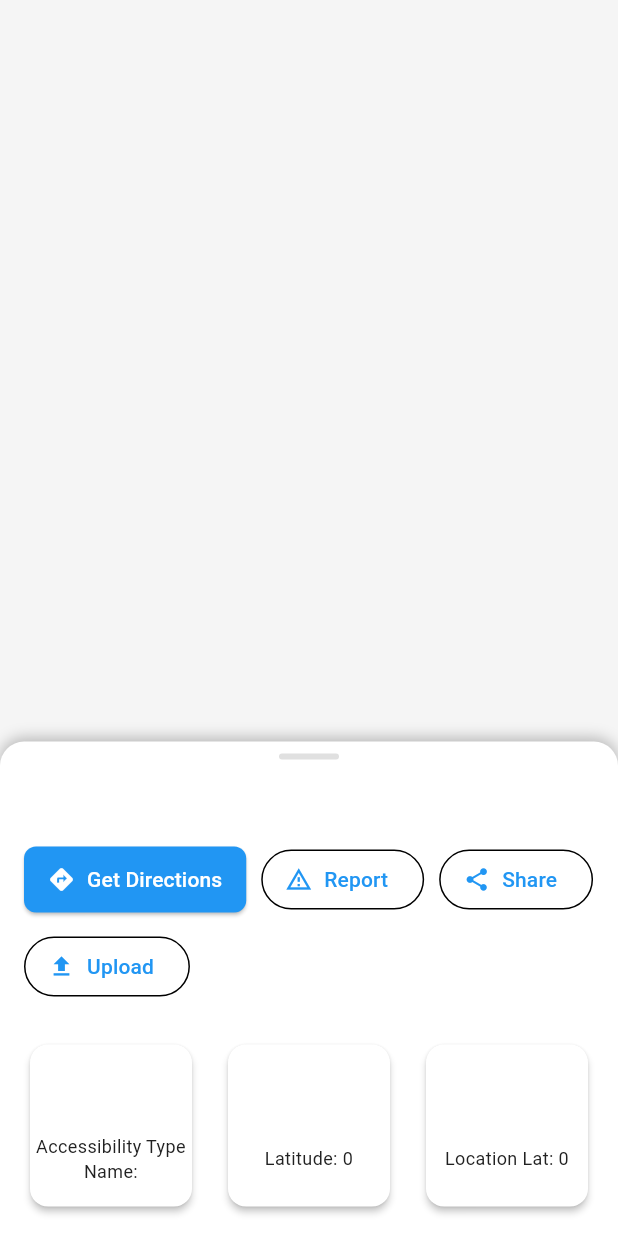
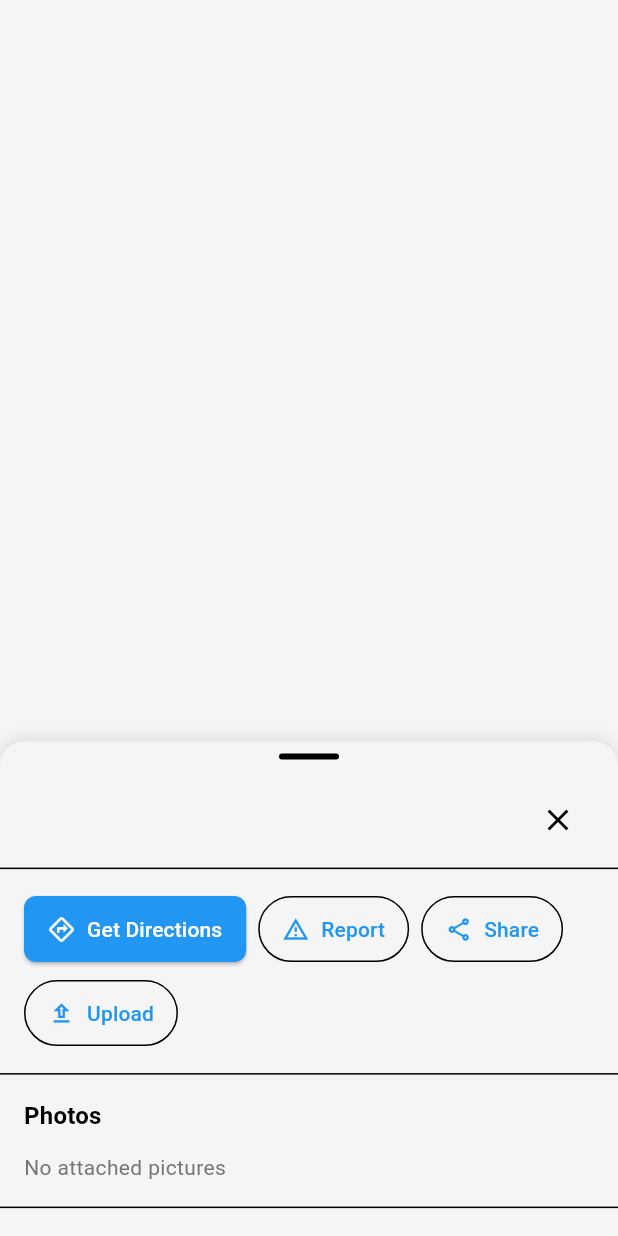
Before and after one commit to CherianK/mobility_mate, a Flutter app: the LocationBottomSheet widget shown alone on an empty page, opened directly with empty values, on a phone screen of 412 x 824 dp. Run offline on Flutter 3.47's test engine with Material 3 defaults, Android fonts, the phone set to English and light mode, and no system bars; our stand-ins replace cached_network_image, geolocator, google_fonts, image_picker, share_plus, shared_preferences; missing offline and left inert: mapbox_maps_flutter; accounts and stored records are empty; network calls fail; statements that could not run were skipped.

Commit message:
Photo recall functionality for Map Markers

```diff
--- a/lib/widgets/location_bottom_sheet.dart
+++ b/lib/widgets/location_bottom_sheet.dart
@@ -5,6 +5,7 @@ import '../utils/tag_formatter.dart';
 import '../screens/report_issue_screen.dart';
 import '../screens/upload_page.dart';
 import '../utils/location_helper.dart';
+import 'package:cached_network_image/cached_network_image.dart';
 
 class LocationBottomSheet extends StatelessWidget {
   final Map<String, dynamic> data;
@@ -35,34 +36,58 @@ class LocationBottomSheet extends StatelessWidget {
         maxChildSize: 0.85,
         builder: (context, scrollController) {
           return Container(
-            decoration: const BoxDecoration(
-              color: Colors.white,
-              borderRadius: BorderRadius.vertical(top: Radius.circular(16)),
+            decoration: BoxDecoration(
+              color: Theme.of(context).scaffoldBackgroundColor,
+              borderRadius: const BorderRadius.vertical(top: Radius.circular(16)),
               boxShadow: [
                 BoxShadow(
-                  color: Colors.black26,
+                  color: Colors.black.withOpacity(0.1),
                   blurRadius: 8,
-                  offset: Offset(0, -2),
+                  offset: const Offset(0, -2),
                 ),
               ],
             ),
             child: Column(
               children: [
+                // Drag handle
                 Center(
                   child: Container(
                     margin: const EdgeInsets.symmetric(vertical: 8),
                     width: 40,
                     height: 4,
                     decoration: BoxDecoration(
-                      color: Colors.grey[300],
+                      color: Theme.of(context).dividerColor,
                       borderRadius: BorderRadius.circular(2),
                     ),
                   ),
                 ),
+                // Header with title and close button
+                Padding(
+                  padding: const EdgeInsets.symmetric(horizontal: 16.0, vertical: 8.0),
+                  child: Row(
+                    children: [
+                      Expanded(
+                        child: Text(
+                          title,
+                          style: Theme.of(context).textTheme.titleLarge?.copyWith(
+                            fontWeight: FontWeight.bold,
+                          ),
+                        ),
+                      ),
+                      IconButton(
+                        icon: const Icon(Icons.close),
+                        onPressed: onClose,
+                        tooltip: 'Close',
+                      ),
+                    ],
+                  ),
+                ),
+                const Divider(height: 1),
+                // Content
                 Expanded(
                   child: SingleChildScrollView(
                     controller: scrollController,
-                    child: _buildIconGrid(context),
+                    child: _buildContent(context),
                   ),
                 ),
               ],
@@ -73,9 +98,10 @@ class LocationBottomSheet extends StatelessWidget {
     );
   }
 
-  Widget _buildIconGrid(BuildContext context) {
+  Widget _buildContent(BuildContext context) {
     final Map<String, dynamic> tags = data['Tags'] ?? {};
     final List<MapEntry<String, dynamic>> allTags = tags.entries.toList();
+    final List<String> images = List<String>.from(data['Images'] ?? []);
     final prioritizedKeys = [
       'wheelchair',
       'access',
@@ -93,31 +119,18 @@ class LocationBottomSheet extends StatelessWidget {
         ..sort((a, b) => a.key.compareTo(b.key)),
     ];
 
-    if (orderedTags.isEmpty) {
-      return const Padding(
-        padding: EdgeInsets.all(16.0),
-        child: Text('No information available'),
-      );
-    }
-
     final destLat = data['Location_Lat']?.toString() ?? '';
     final destLon = data['Location_Lon']?.toString() ?? '';
 
     return Column(
       crossAxisAlignment: CrossAxisAlignment.start,
       children: [
+        // Action buttons
         Padding(
-          padding: const EdgeInsets.symmetric(horizontal: 16.0, vertical: 8.0),
-          child: Text(
-            title,
-            style: Theme.of(context).textTheme.titleMedium,
-          ),
-        ),
-        Padding(
-          padding: const EdgeInsets.symmetric(horizontal: 16.0, vertical: 8.0),
+          padding: const EdgeInsets.all(16.0),
           child: Wrap(
-            spacing: 10,
-            runSpacing: 10,
+            spacing: 8,
+            runSpacing: 8,
             children: [
               ElevatedButton.icon(
                 onPressed: () async {
@@ -216,8 +229,11 @@ class LocationBottomSheet extends StatelessWidget {
                     }
                   }
                 },
-                icon: const Icon(Icons.directions),
+                icon: const Icon(Icons.directions_outlined),
                 label: const Text('Get Directions'),
+                style: ElevatedButton.styleFrom(
+                  padding: const EdgeInsets.symmetric(horizontal: 16, vertical: 12),
+                ),
               ),
               OutlinedButton.icon(
                 onPressed: () {
@@ -228,13 +244,19 @@ class LocationBottomSheet extends StatelessWidget {
                 },
                 icon: const Icon(Icons.report_problem_outlined),
                 label: const Text('Report'),
+                style: OutlinedButton.styleFrom(
+                  padding: const EdgeInsets.symmetric(horizontal: 16, vertical: 12),
+                ),
               ),
               OutlinedButton.icon(
                 onPressed: () {
                   Share.share("Check this location: https://maps.google.com/?q=$destLat,$destLon");
                 },
-                icon: const Icon(Icons.share),
+                icon: const Icon(Icons.share_outlined),
                 label: const Text('Share'),
+                style: OutlinedButton.styleFrom(
+                  padding: const EdgeInsets.symmetric(horizontal: 16, vertical: 12),
+                ),
               ),
               OutlinedButton.icon(
                 onPressed: () {
@@ -245,71 +267,65 @@ class LocationBottomSheet extends StatelessWidget {
                     ),
                   );
                 },
-                icon: const Icon(Icons.upload),
+                icon: const Icon(Icons.upload_outlined),
                 label: const Text('Upload'),
+                style: OutlinedButton.styleFrom(
+                  padding: const EdgeInsets.symmetric(horizontal: 16, vertical: 12),
+                ),
               ),
             ],
           ),
         ),
-
-        GridView.builder(
-          shrinkWrap: true,
-          physics: const NeverScrollableScrollPhysics(),
+        // Images Section
+        if (images.isNotEmpty) ...[
+          const Divider(height: 1),
+          Padding(
             padding: const EdgeInsets.all(16.0),
-          gridDelegate: const SliverGridDelegateWithFixedCrossAxisCount(
-            crossAxisCount: 3,
-            childAspectRatio: 1,
-            crossAxisSpacing: 16,
-            mainAxisSpacing: 16,
+            child: Column(
+              crossAxisAlignment: CrossAxisAlignment.start,
+              children: [
+                Text(
+                  'Photos',
+                  style: Theme.of(context).textTheme.titleMedium?.copyWith(
+                    fontWeight: FontWeight.bold,
                   ),
-          itemCount: orderedTags.length,
+                ),
+                const SizedBox(height: 12),
+                SizedBox(
+                  height: 200,
+                  child: ListView.builder(
+                    scrollDirection: Axis.horizontal,
+                    itemCount: images.length,
                     itemBuilder: (context, index) {
-            final entry = orderedTags[index];
-            final icon = iconGetter(entry.key, entry.value);
-            final tagText = formatTag(entry.key, entry.value);
-
-            return InkWell(
+                      return Padding(
+                        padding: EdgeInsets.only(
+                          right: index != images.length - 1 ? 8.0 : 0,
+                        ),
+                        child: GestureDetector(
                           onTap: () {
                             showDialog(
                               context: context,
-                  builder: (context) => AlertDialog(
-                    contentPadding: const EdgeInsets.all(16),
-                    content: Column(
-                      mainAxisSize: MainAxisSize.min,
+                              builder: (context) => Dialog(
+                                child: Stack(
                                   children: [
-                        Icon(icon, size: 48, color: Theme.of(context).primaryColor),
-                        const SizedBox(height: 16),
-                        Text(
-                          tagText,
-                          style: const TextStyle(fontSize: 16),
-                          textAlign: TextAlign.center,
+                                    CachedNetworkImage(
+                                      imageUrl: images[index],
+                                      fit: BoxFit.contain,
+                                      placeholder: (context, url) => const Center(
+                                        child: CircularProgressIndicator(),
                                       ),
-                      ],
+                                      errorWidget: (context, url, error) =>
+                                          const Icon(Icons.error),
                                     ),
-                    actions: [
-                      TextButton(
-                        onPressed: () => Navigator.of(context).pop(),
-                        child: const Text('Close'),
+                                    Positioned(
+                                      right: 8,
+                                      top: 8,
+                                      child: IconButton(
+                                        icon: const Icon(
+                                          Icons.close,
+                                          color: Colors.white,
                                         ),
-                    ],
-                  ),
-                );
-              },
-              child: Card(
-                elevation: 2,
-                child: Column(
-                  mainAxisAlignment: MainAxisAlignment.center,
-                  children: [
-                    Icon(icon, size: 36),
-                    const SizedBox(height: 8),
-                    Padding(
-                      padding: const EdgeInsets.symmetric(horizontal: 4),
-                      child: Text(
-                        tagText,
-                        textAlign: TextAlign.center,
-                        style: const TextStyle(fontSize: 12),
-                        maxLines: 2,
-                        overflow: TextOverflow.ellipsis,
+                                        onPressed: () => Navigator.pop(context),
                                       ),
                                     ),
                                   ],
@@ -317,7 +333,93 @@ class LocationBottomSheet extends StatelessWidget {
                               ),
                             );
                           },
+                          child: ClipRRect(
+                            borderRadius: BorderRadius.circular(8),
+                            child: CachedNetworkImage(
+                              imageUrl: images[index],
+                              width: 200,
+                              height: 200,
+                              fit: BoxFit.cover,
+                              placeholder: (context, url) => Container(
+                                width: 200,
+                                height: 200,
+                                color: Colors.grey[300],
+                                child: const Center(
+                                  child: CircularProgressIndicator(),
                                 ),
+                              ),
+                              errorWidget: (context, url, error) => Container(
+                                width: 200,
+                                height: 200,
+                                color: Colors.grey[300],
+                                child: const Icon(Icons.error),
+                              ),
+                            ),
+                          ),
+                        ),
+                      );
+                    },
+                  ),
+                ),
+              ],
+            ),
+          ),
+        ] else ...[
+          const Divider(height: 1),
+          Padding(
+            padding: const EdgeInsets.all(16.0),
+            child: Column(
+              crossAxisAlignment: CrossAxisAlignment.start,
+              children: [
+                Text(
+                  'Photos',
+                  style: Theme.of(context).textTheme.titleMedium?.copyWith(
+                    fontWeight: FontWeight.bold,
+                  ),
+                ),
+                const SizedBox(height: 12),
+                Text(
+                  'No attached pictures',
+                  style: Theme.of(context).textTheme.bodyMedium?.copyWith(
+                    color: Colors.grey[600],
+                  ),
+                ),
+              ],
+            ),
+          ),
+        ],
+        // Accessibility features
+        if (orderedTags.isNotEmpty) ...[
+          const Divider(height: 1),
+          Padding(
+            padding: const EdgeInsets.all(16.0),
+            child: Column(
+              crossAxisAlignment: CrossAxisAlignment.start,
+              children: [
+                Text(
+                  'Accessibility Features',
+                  style: Theme.of(context).textTheme.titleMedium?.copyWith(
+                    fontWeight: FontWeight.bold,
+                  ),
+                ),
+                const SizedBox(height: 16),
+                Wrap(
+                  spacing: 8,
+                  runSpacing: 8,
+                  children: orderedTags.map((entry) {
+                    final icon = iconGetter(entry.key, entry.value);
+                    final formattedValue = formatTag(entry.key, entry.value);
+                    return Chip(
+                      avatar: Icon(icon, size: 18),
+                      label: Text(formattedValue),
+                      backgroundColor: Theme.of(context).colorScheme.surfaceVariant,
+                    );
+                  }).toList(),
+                ),
+              ],
+            ),
+          ),
+        ],
       ],
     );
   }
--- a/pubspec.yaml
+++ b/pubspec.yaml
@@ -27,6 +27,7 @@ dependencies:
   geolocator: ^10.1.0
   image_picker: ^1.0.1
   google_fonts: ^6.1.0
+  cached_network_image: ^3.3.1
 
 dev_dependencies:
   flutter_test:
```
Also changed, not shown: lib/screens/main_screen.dart (+23 -1 lines), pubspec.lock, 2 other files. Lines whose indentation alone changed are shown as unchanged.
